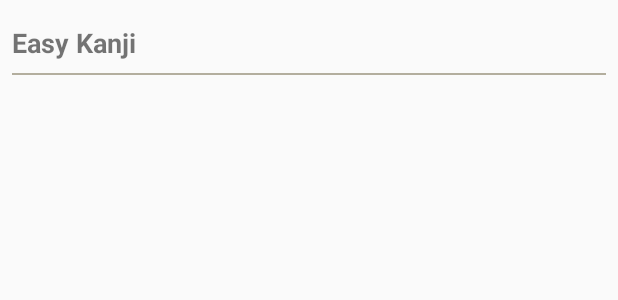
After one commit to pmtuan98/EasyKanziCapstone, an Android app: the layout fragment_select_lesson_dialog.xml on its own in the app's theme, with its tools: preview values and no code run, on a phone screen of 412 x 824 dp. The commit adds this screen. Shown: the top 300 px of the screen. Run offline under Robolectric (Android 15) with nearby library versions, the phone set to English and light mode, and no system bars.

Commit message:
List lesson with level id

```diff
--- a/app/build.gradle
+++ b/app/build.gradle
@@ -49,6 +49,7 @@ dependencies {
     // Retrofit
     implementation 'com.squareup.retrofit2:retrofit:2.9.0'
     implementation 'com.squareup.retrofit2:converter-gson:2.9.0'
+    implementation 'androidx.recyclerview:recyclerview:1.1.0'
 
     testImplementation 'junit:junit:4.13'
     androidTestImplementation 'androidx.test.ext:junit:1.1.1'
--- a/app/src/main/java/com/illidant/easykanzicapstone/platform/api/ApiConstant.kt
+++ b/app/src/main/java/com/illidant/easykanzicapstone/platform/api/ApiConstant.kt
@@ -6,6 +6,7 @@ object ApiConstant {
     const val URL_REGISTER = "auth/signup"
     const val URL_LEVELS = "v1/levels"
     const val URL_KANJI = "v1/lessons/{id}/kanjis"
+    const val  URL_LESSON_BY_LEVEL = "/api/v1/level/{id}/lessons"
 
     const val HEADER_USERNAME = "username"
     const val HEADER_PASSWORD = "password"
--- a/app/src/main/java/com/illidant/easykanzicapstone/platform/api/ApiService.kt
+++ b/app/src/main/java/com/illidant/easykanzicapstone/platform/api/ApiService.kt
@@ -1,5 +1,6 @@
 package com.illidant.easykanzicapstone.platform.api
 import com.illidant.easykanzicapstone.domain.model.Kanji
+import com.illidant.easykanzicapstone.domain.model.Lesson
 import com.illidant.easykanzicapstone.domain.model.Level
 import com.illidant.easykanzicapstone.domain.response.SignupResponse
 import com.illidant.easykanzicapstone.domain.model.User
@@ -17,5 +18,7 @@ interface ApiService {
     fun getLevelData(): Call<List<Level>>
     @GET(ApiConstant.URL_KANJI)
     fun kanjiLessonRequest(@Path("id")id: Int): Call<List<Kanji>>
+    @GET(ApiConstant.URL_LESSON_BY_LEVEL)
+    fun getLessonByLevelID(@Path("id")id: Int): Call<List<Lesson>>
 
 }
--- a/app/src/main/java/com/illidant/easykanzicapstone/ui/screen/home/HomeActivity.kt
+++ b/app/src/main/java/com/illidant/easykanzicapstone/ui/screen/home/HomeActivity.kt
@@ -22,7 +22,6 @@ class HomeActivity : AppCompatActivity(),HomeContract.View {
 
     private val presenter by lazy {
         val retrofit = RetrofitService.getInstance(application).getService()
-        val local = UserLocalDataSource.getInstance(SharedPrefs(this))
         val remote = LevelRemoteDataSource(retrofit)
         val repository = LevelRepository(remote)
         HomePresenter(this, repository)
--- a/app/src/main/java/com/illidant/easykanzicapstone/ui/screen/kanji/KanjiLevelAdapter.kt
+++ b/app/src/main/java/com/illidant/easykanzicapstone/ui/screen/kanji/KanjiLevelAdapter.kt
@@ -34,7 +34,7 @@ class KanjiLevelAdapter : RecyclerView.Adapter<KanjiLevelAdapter.LevelViewHolder
     override fun onBindViewHolder(holder: LevelViewHolder, position: Int) {
         holder.text_kanji.text =listKanji?.get(position)?.kanji
         holder.text_sio_vietnamese.text = listKanji?.get(position)?.sino_vietnamese
-
+        holder.cardView.id = listKanji?.get(position)?.id!!
         //set click listener
         holder.cardView.setOnClickListener {
             // Move to detail kanji
@@ -55,4 +55,7 @@ class KanjiLevelAdapter : RecyclerView.Adapter<KanjiLevelAdapter.LevelViewHolder
         }
     }
 
+    interface OnKanjiItemClickListener {
+        fun showKanjiDetail(currentPosition: Int)
+    }
 }
--- a/app/src/main/java/com/illidant/easykanzicapstone/ui/screen/signin/SigninPresenter.kt
+++ b/app/src/main/java/com/illidant/easykanzicapstone/ui/screen/signin/SigninPresenter.kt
@@ -18,7 +18,6 @@ class SigninPresenter(
 
             override fun onResponse(call: Call<User>, response: Response<User>) {
                 response.body()?.let {
-                    Log.d("SigninPresenter",it.toString())
                     repository.saveToken(it.getToken())
                     view.onSigninSucceeded(it)
                 }
--- /dev/null
+++ b/app/src/main/res/layout/fragment_select_lesson_dialog.xml
@@ -0,0 +1,31 @@
+<?xml version="1.0" encoding="utf-8"?>
+<LinearLayout
+    xmlns:android="http://schemas.android.com/apk/res/android"
+    android:layout_width="match_parent"
+    android:layout_height="match_parent"
+    android:orientation="vertical"
+    android:padding="@dimen/dp_8">
+
+    <TextView
+        android:id="@+id/textTitleDialog"
+        android:layout_width="match_parent"
+        android:layout_height="wrap_content"
+        android:layout_marginTop="@dimen/dp_8"
+        android:layout_marginBottom="@dimen/dp_8"
+        android:text="@string/app_name"
+        android:textSize="@dimen/sp_18"
+        android:textStyle="bold" />
+
+    <View
+        android:id="@+id/guideline"
+        android:layout_width="match_parent"
+        android:layout_height="@dimen/dp_1"
+        android:background="@color/color_line" />
+
+    <androidx.recyclerview.widget.RecyclerView
+        android:id="@+id/recyclerLessonDialog"
+        android:layout_width="match_parent"
+        android:layout_height="wrap_content"
+        android:layout_marginTop="@dimen/dp_8" />
+
+</LinearLayout>
```
Also changed, not shown: app/src/main/java/com/illidant/easykanzicapstone/platform/base/BaseViewHolder.kt (added, +27 -0 lines), app/src/main/java/com/illidant/easykanzicapstone/platform/repository/LessonRepository.kt (added, +15 -0 lines), app/src/main/java/com/illidant/easykanzicapstone/platform/source/LessonDataSource.kt (added, +14 -0 lines), app/src/main/java/com/illidant/easykanzicapstone/platform/source/remote/LessonRemoteDataSource.kt (added, +12 -0 lines), app/src/main/java/com/illidant/easykanzicapstone/ui/screen/home/HomeAdapter.kt (+6 -2 lines), app/src/main/java/com/illidant/easykanzicapstone/ui/screen/kanji/KanjiLevelActivity.kt (+28 -3 lines), app/src/main/java/com/illidant/easykanzicapstone/ui/screen/lesson/LessonContract.kt (added, +13 -0 lines), app/src/main/java/com/illidant/easykanzicapstone/ui/screen/lesson/LessonPresenter.kt (added, +29 -0 lines), app/src/main/res/layout/item_lesson_kanji.xml (added, +21 -0 lines).
